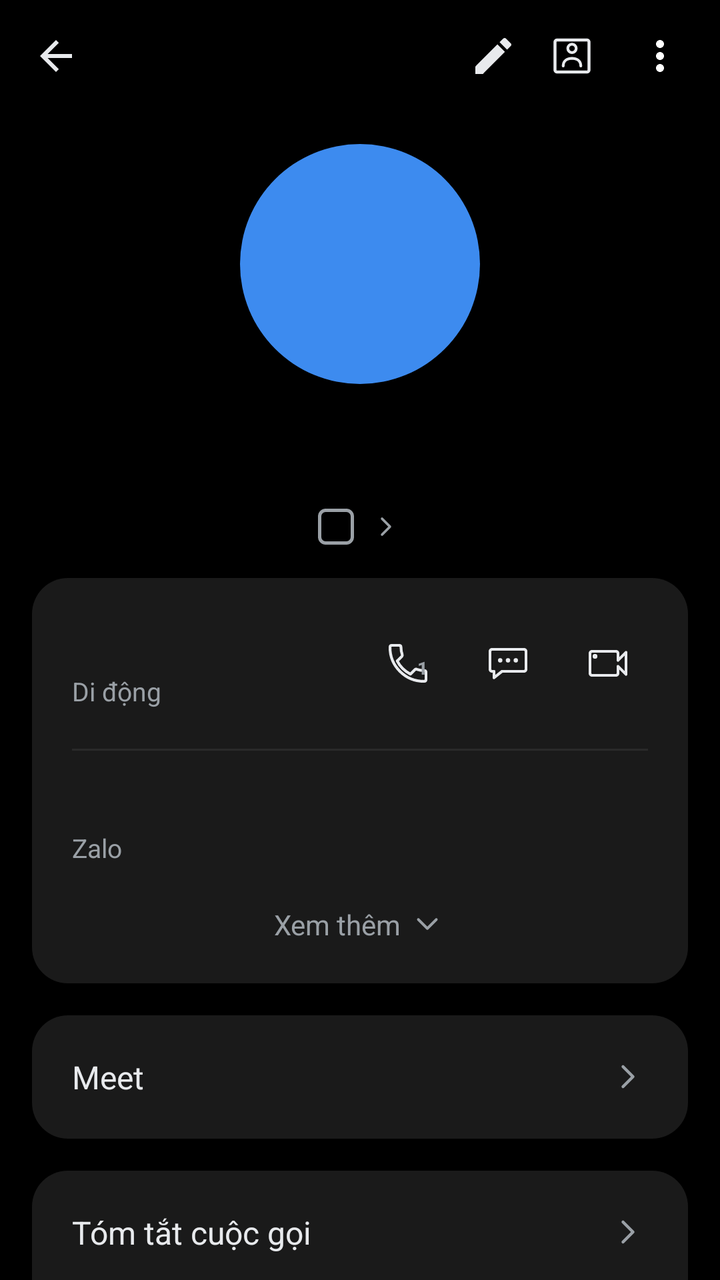
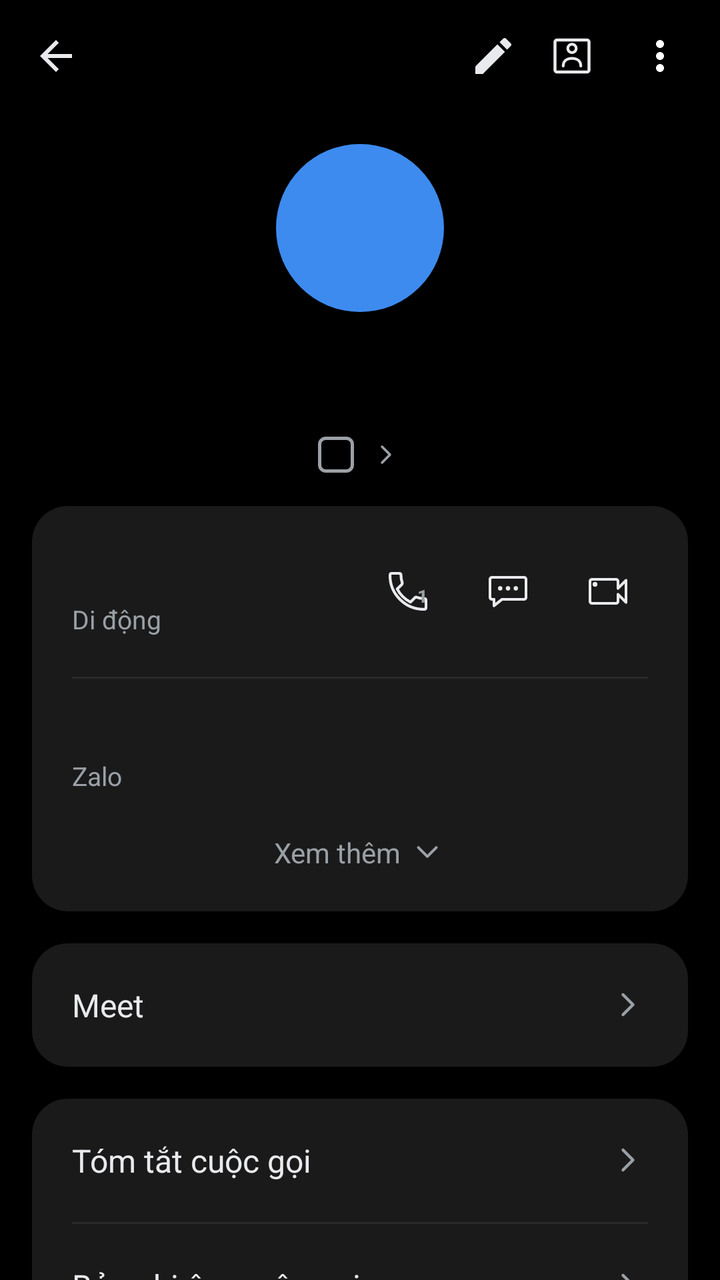

Before-and-after screenshots of an Android layout around one commit, followed by the original layout XML and the change that was made.
<!-- AndroidManifest.xml: application theme Theme.SimpleCall -->
<!-- res/layout/fragment_contact_detail.xml -->
<?xml version="1.0" encoding="utf-8"?>
<LinearLayout xmlns:android="http://schemas.android.com/apk/res/android"
    xmlns:app="http://schemas.android.com/apk/res-auto"
    android:layout_width="match_parent"
    android:layout_height="match_parent"
    android:orientation="vertical"
    android:background="@color/bg">

    
    <LinearLayout
        android:layout_width="match_parent" android:layout_height="56dp"
        android:orientation="horizontal" android:gravity="center_vertical"
        android:paddingStart="4dp" android:paddingEnd="8dp">

        <ImageButton android:id="@+id/btnBack"
            android:layout_width="48dp" android:layout_height="48dp"
            android:background="@android:color/transparent"
            android:src="@drawable/ic_arrow_back"
            android:contentDescription="Quay lại" />

        <Space android:layout_width="0dp" android:layout_height="1dp" android:layout_weight="1" />

        <ImageButton android:id="@+id/btnEdit"
            android:layout_width="35dp" android:layout_height="35dp"
            android:background="@android:color/transparent"
            android:src="@drawable/ic_edit"
            android:contentDescription="Sửa" />

        <ImageButton android:id="@+id/btnContactCard"
            android:layout_width="44dp" android:layout_height="44dp"
            android:background="@android:color/transparent"
            android:src="@drawable/ic_contact_card"
            android:contentDescription="Thẻ liên hệ" />

        <ImageButton android:id="@+id/btnMore"
            android:layout_width="44dp" android:layout_height="44dp"
            android:background="@android:color/transparent"
            android:src="@drawable/ic_more_vert"
            android:contentDescription="Thêm" />
    </LinearLayout>

    <ScrollView
        android:layout_width="match_parent" android:layout_height="0dp"
        android:layout_weight="1"
        android:clipToPadding="false"
        android:paddingBottom="24dp">

        <LinearLayout
            android:layout_width="match_parent" android:layout_height="wrap_content"
            android:orientation="vertical">

            
            <TextView android:id="@+id/tvAvatar"
                android:layout_width="120dp" android:layout_height="120dp"
                android:layout_gravity="center_horizontal"
                android:layout_marginTop="16dp"
                android:background="@drawable/bg_avatar_circle"
                android:gravity="center"
                android:textSize="48sp" android:textColor="@color/white"
                android:fontFamily="sans-serif-medium" />

            
            <TextView android:id="@+id/tvTitle"
                android:layout_width="wrap_content" android:layout_height="wrap_content"
                android:layout_gravity="center_horizontal"
                android:layout_marginTop="16dp"
                android:layout_marginStart="32dp" android:layout_marginEnd="32dp"
                android:gravity="center"
                android:textSize="27sp" android:textStyle="bold"
                android:textColor="@color/text_primary"
                android:fontFamily="sans-serif-medium" />

            
            <LinearLayout android:id="@+id/rowSimDefault"
                android:layout_width="wrap_content" android:layout_height="wrap_content"
                android:layout_gravity="center_horizontal"
                android:layout_marginTop="10dp"
                android:orientation="horizontal" android:gravity="center_vertical"
                android:clickable="true" android:focusable="true">

                <TextView android:id="@+id/tvSimBadge"
                    android:layout_width="18dp" android:layout_height="18dp"
                    android:background="@drawable/bg_sim_badge"
                    android:gravity="center"
                    android:textSize="11sp" android:textColor="@color/text_secondary" />

                <TextView android:id="@+id/tvSubtitle"
                    android:layout_width="wrap_content" android:layout_height="wrap_content"
                    android:layout_marginStart="6dp"
                    android:textSize="14sp" android:textColor="@color/text_secondary" />

                <ImageView
                    android:layout_width="16dp" android:layout_height="16dp"
                    android:layout_marginStart="2dp"
                    android:src="@drawable/ic_chevron_right" />
            </LinearLayout>

            
            <LinearLayout
                android:layout_width="match_parent" android:layout_height="wrap_content"
                android:layout_margin="16dp"
                android:orientation="vertical"
                android:background="@drawable/bg_card_rounded"
                android:padding="20dp">

                <LinearLayout
                    android:layout_width="match_parent" android:layout_height="wrap_content"
                    android:orientation="horizontal" android:gravity="center_vertical">

                    <LinearLayout
                        android:layout_width="0dp" android:layout_height="wrap_content"
                        android:layout_weight="1" android:orientation="vertical">

                        <TextView android:id="@+id/tvNumber"
                            android:layout_width="wrap_content" android:layout_height="wrap_content"
                            android:textSize="19sp" android:textColor="@color/text_primary" />

                        <TextView android:id="@+id/tvNumberType"
                            android:layout_width="wrap_content" android:layout_height="wrap_content"
                            android:layout_marginTop="2dp"
                            android:text="@string/number_type_mobile"
                            android:textSize="13sp" android:textColor="@color/text_secondary" />
                    </LinearLayout>

                    
                    <FrameLayout
                        android:layout_width="40dp"
                        android:layout_height="40dp">
                        <ImageButton android:id="@+id/btnCallRow"
                            android:layout_width="match_parent"
                            android:layout_height="match_parent"
                            android:background="@android:color/transparent"
                            android:src="@drawable/ic_call_outline"
                            android:contentDescription="@string/call" />
                        
                        <TextView
                            android:id="@+id/tvCallSimNum"
                            android:layout_width="wrap_content"
                            android:layout_height="wrap_content"
                            android:layout_gravity="top|end"
                            android:layout_marginTop="16dp"
                            android:layout_marginEnd="10dp"
                            android:text="1"
                            android:textSize="9sp"
                            android:textStyle="bold"
                            android:textColor="@color/text_secondary"
                            android:fontFamily="sans-serif-medium" />
                    </FrameLayout>

                    <ImageButton android:id="@+id/btnMessageRow"
                        android:layout_width="40dp" android:layout_height="40dp"
                        android:layout_marginStart="10dp"
                        android:background="@android:color/transparent"
                        android:src="@drawable/ic_message_outline"
                        android:contentDescription="Nhắn tin" />

                    <ImageButton android:id="@+id/btnVideoRow"
                        android:layout_width="40dp" android:layout_height="40dp"
                        android:layout_marginStart="10dp"
                        android:background="@android:color/transparent"
                        android:src="@drawable/ic_video_call_outline"
                        android:contentDescription="Video call" />
                </LinearLayout>

                <View
                    android:layout_width="match_parent" android:layout_height="1dp"
                    android:layout_marginTop="20dp" android:layout_marginBottom="16dp"
                    android:background="@color/divider" />

                <LinearLayout android:id="@+id/rowZalo"
                    android:layout_width="match_parent" android:layout_height="wrap_content"
                    android:orientation="vertical"
                    android:clickable="true" android:focusable="true">

                    <TextView android:id="@+id/tvZalo"
                        android:layout_width="wrap_content" android:layout_height="wrap_content"
                        android:textSize="16sp" android:textColor="@color/text_primary" />

                    <TextView
                        android:layout_width="wrap_content" android:layout_height="wrap_content"
                        android:layout_marginTop="2dp"
                        android:text="Zalo"
                        android:textSize="13sp" android:textColor="@color/text_secondary" />
                </LinearLayout>

                <LinearLayout android:id="@+id/rowSeeMore"
                    android:layout_width="match_parent" android:layout_height="wrap_content"
                    android:layout_marginTop="20dp"
                    android:orientation="horizontal" android:gravity="center"
                    android:clickable="true" android:focusable="true">

                    <TextView
                        android:layout_width="wrap_content" android:layout_height="wrap_content"
                        android:text="Xem thêm"
                        android:textSize="14sp" android:textColor="@color/text_secondary" />

                    <ImageView
                        android:layout_width="18dp" android:layout_height="18dp"
                        android:layout_marginStart="4dp"
                        android:src="@drawable/ic_chevron_down" />
                </LinearLayout>
            </LinearLayout>

            
            <LinearLayout android:id="@+id/rowMeet"
                android:layout_width="match_parent" android:layout_height="wrap_content"
                android:layout_marginStart="16dp" android:layout_marginEnd="16dp"
                android:orientation="horizontal" android:gravity="center_vertical"
                android:background="@drawable/bg_card_rounded"
                android:padding="20dp"
                android:clickable="true" android:focusable="true">

                <TextView
                    android:layout_width="0dp" android:layout_height="wrap_content"
                    android:layout_weight="1"
                    android:text="Meet"
                    android:textSize="16sp" android:textColor="@color/text_primary" />

                <ImageView
                    android:layout_width="20dp" android:layout_height="20dp"
                    android:src="@drawable/ic_chevron_right" />
            </LinearLayout>

            
            <LinearLayout
                android:layout_width="match_parent" android:layout_height="wrap_content"
                android:layout_margin="16dp"
                android:orientation="vertical"
                android:background="@drawable/bg_card_rounded">

                <LinearLayout android:id="@+id/rowCallSummary"
                    android:layout_width="match_parent" android:layout_height="wrap_content"
                    android:orientation="horizontal" android:gravity="center_vertical"
                    android:padding="20dp"
                    android:clickable="true" android:focusable="true">

                    <TextView
                        android:layout_width="0dp" android:layout_height="wrap_content"
                        android:layout_weight="1"
                        android:text="Tóm tắt cuộc gọi"
                        android:textSize="16sp" android:textColor="@color/text_primary" />

                    <ImageView
                        android:layout_width="20dp" android:layout_height="20dp"
                        android:src="@drawable/ic_chevron_right" />
                </LinearLayout>

                <View
                    android:layout_width="match_parent" android:layout_height="1dp"
                    android:layout_marginStart="20dp" android:layout_marginEnd="20dp"
                    android:background="@color/divider" />

                <LinearLayout android:id="@+id/rowCallRecording"
                    android:layout_width="match_parent" android:layout_height="wrap_content"
                    android:orientation="horizontal" android:gravity="center_vertical"
                    android:padding="20dp"
                    android:clickable="true" android:focusable="true">

                    <TextView
                        android:layout_width="0dp" android:layout_height="wrap_content"
                        android:layout_weight="1"
                        android:text="Bản ghi âm cuộc gọi"
                        android:textSize="16sp" android:textColor="@color/text_primary" />

                    <ImageView
                        android:layout_width="20dp" android:layout_height="20dp"
                        android:src="@drawable/ic_chevron_right" />
                </LinearLayout>
            </LinearLayout>

            
            <LinearLayout
                android:layout_width="match_parent" android:layout_height="wrap_content"
                android:layout_marginStart="20dp" android:layout_marginEnd="12dp"
                android:layout_marginTop="8dp"
                android:orientation="horizontal" android:gravity="center_vertical">

                <TextView
                    android:layout_width="0dp" android:layout_height="wrap_content"
                    android:layout_weight="1"
                    android:text="Nhật ký cuộc gọi"
                    android:textSize="15sp" android:textColor="@color/text_secondary" />

                <TextView android:id="@+id/btnClearLog"
                    android:layout_width="wrap_content" android:layout_height="wrap_content"
                    android:text="Xóa"
                    android:textSize="15sp" android:textColor="@color/accent_blue"
                    android:padding="8dp"
                    android:clickable="true" android:focusable="true" />
            </LinearLayout>

            
            <LinearLayout android:id="@+id/llHistoryEntries"
                android:layout_width="match_parent" android:layout_height="wrap_content"
                android:layout_margin="16dp"
                android:orientation="vertical"
                android:background="@drawable/bg_card_rounded" />

        </LinearLayout>
    </ScrollView>
</LinearLayout>
<!-- resources referenced by this layout -->
<resources>
  <color name="accent_blue">#1A73E8</color>
  <color name="bg">#000000</color>
  <color name="divider">#2A2A2A</color>
  <color name="text_primary">#E8EAED</color>
  <color name="text_secondary">#9AA0A6</color>
  <color name="white">#FFFFFF</color>
  <!-- drawable bg_avatar_circle (drawable) -->
  <?xml version="1.0" encoding="utf-8"?>
  <shape xmlns:android="http://schemas.android.com/apk/res/android"
      android:shape="oval">
      <solid android:color="@color/avatar_purple" />
  </shape>
  <!-- drawable bg_card_rounded (drawable) -->
  <?xml version="1.0" encoding="utf-8"?>
  <shape xmlns:android="http://schemas.android.com/apk/res/android"
      android:shape="rectangle">
      <solid android:color="@color/detail_card_bg" />
      <corners android:radius="18dp" />
  </shape>
  <!-- drawable bg_sim_badge (drawable) -->
  <?xml version="1.0" encoding="utf-8"?>
  <shape xmlns:android="http://schemas.android.com/apk/res/android"
      android:shape="rectangle">
      <stroke android:width="1.5dp" android:color="@color/text_secondary" />
      <corners android:radius="3dp" />
      <solid android:color="@android:color/transparent" />
  </shape>
  <!-- drawable ic_arrow_back (drawable) -->
  <?xml version="1.0" encoding="utf-8"?>
  <vector xmlns:android="http://schemas.android.com/apk/res/android"
      android:width="24dp" android:height="24dp"
      android:viewportWidth="24" android:viewportHeight="24">
      
      <path android:fillColor="@color/text_primary"
          android:pathData="M20,11H7.83l5.59-5.59L12,4l-8,8 8,8 1.41-1.41L7.83,13H20v-2z"/>
  </vector>
  <!-- drawable ic_chevron_down (drawable) -->
  <?xml version="1.0" encoding="utf-8"?>
  <vector xmlns:android="http://schemas.android.com/apk/res/android"
      android:width="24dp" android:height="24dp"
      android:viewportWidth="24" android:viewportHeight="24">
      <path android:fillColor="#00000000"
          android:strokeColor="@color/text_secondary"
          android:strokeWidth="1.8"
          android:strokeLineCap="round"
          android:strokeLineJoin="round"
          android:pathData="M6,9 L12,15 L18,9"/>
  </vector>
  <!-- drawable ic_chevron_right (drawable) -->
  <?xml version="1.0" encoding="utf-8"?>
  <vector xmlns:android="http://schemas.android.com/apk/res/android"
      android:width="24dp" android:height="24dp"
      android:viewportWidth="24" android:viewportHeight="24">
      <path android:fillColor="#00000000"
          android:strokeColor="@color/text_secondary"
          android:strokeWidth="1.8"
          android:strokeLineCap="round"
          android:strokeLineJoin="round"
          android:pathData="M9,6 L15,12 L9,18"/>
  </vector>
  <!-- drawable ic_edit (drawable) -->
  <?xml version="1.0" encoding="utf-8"?>
  <vector xmlns:android="http://schemas.android.com/apk/res/android"
      android:width="24dp" android:height="24dp"
      android:viewportWidth="24" android:viewportHeight="24">
      <path android:fillColor="@color/text_primary"
          android:pathData="M3,17.25V21h3.75L17.81,9.94l-3.75,-3.75L3,17.25zM20.71,7.04c0.39,-0.39 0.39,-1.02 0,-1.41l-2.34,-2.34c-0.39,-0.39 -1.02,-0.39 -1.41,0l-1.83,1.83 3.75,3.75 1.83,-1.83z"/>
  </vector>
  <!-- drawable ic_more_vert (drawable) -->
  <?xml version="1.0" encoding="utf-8"?>
  <vector xmlns:android="http://schemas.android.com/apk/res/android"
      android:width="24dp" android:height="24dp"
      android:viewportWidth="24" android:viewportHeight="24">
      <path android:fillColor="#FFFFFF"
          android:pathData="M12,8c1.1,0 2,-0.9 2,-2s-0.9,-2 -2,-2 -2,0.9 -2,2 0.9,2 2,2zM12,10c-1.1,0 -2,0.9 -2,2s0.9,2 2,2 2,-0.9 2,-2 -0.9,-2 -2,-2zM12,16c-1.1,0 -2,0.9 -2,2s0.9,2 2,2 2,-0.9 2,-2 -0.9,-2 -2,-2z"/>
  </vector>
  <string name="call">Gọi</string>
  <string name="number_type_mobile">Di động</string>
  <color name="avatar_purple">#3D8BEF</color>
  <color name="detail_card_bg">#1A1A1A</color>
  <color name="primary">#1E8E3E</color>
  <color name="primary_dark">#137333</color>
  <!-- unchanged entries left out for length: 5 -->
</resources>

<!-- the commit's change to res/layout/fragment_contact_detail.xml (unified diff, before → after) -->
@@ -51,12 +51,12 @@
 
             
             <TextView android:id="@+id/tvAvatar"
-                android:layout_width="120dp" android:layout_height="120dp"
+                android:layout_width="84dp" android:layout_height="84dp"
                 android:layout_gravity="center_horizontal"
                 android:layout_marginTop="16dp"
                 android:background="@drawable/bg_avatar_circle"
                 android:gravity="center"
-                android:textSize="48sp" android:textColor="@color/white"
+                android:textSize="58sp" android:textColor="@color/white"
                 android:fontFamily="sans-serif-medium" />
 
             
